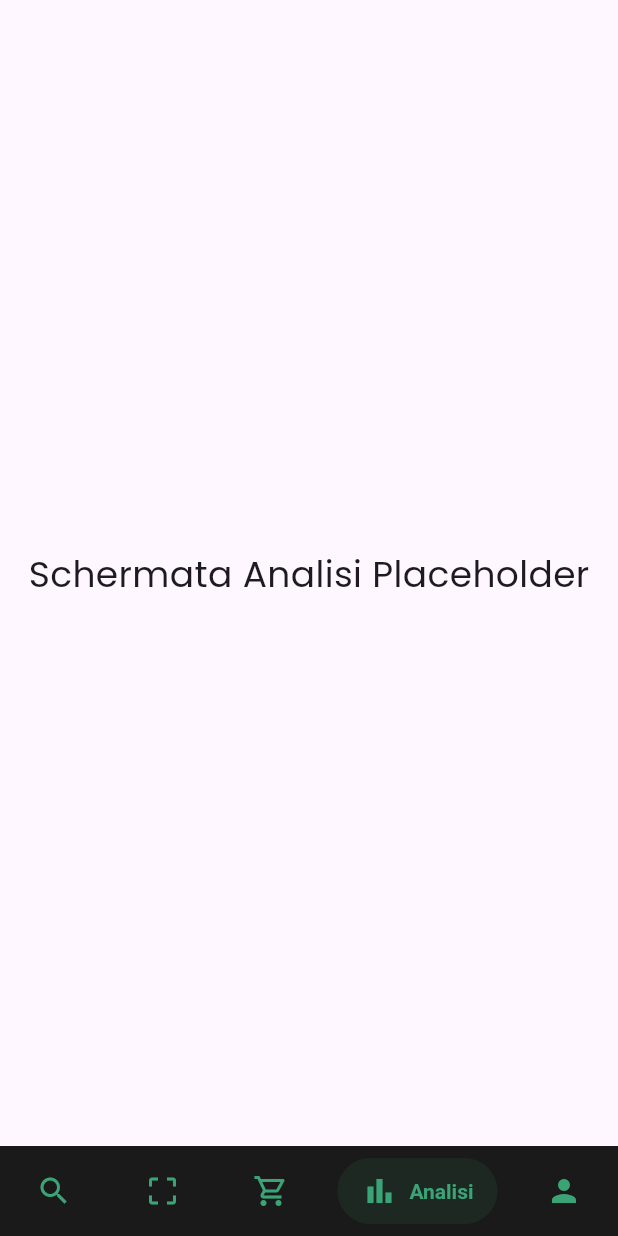
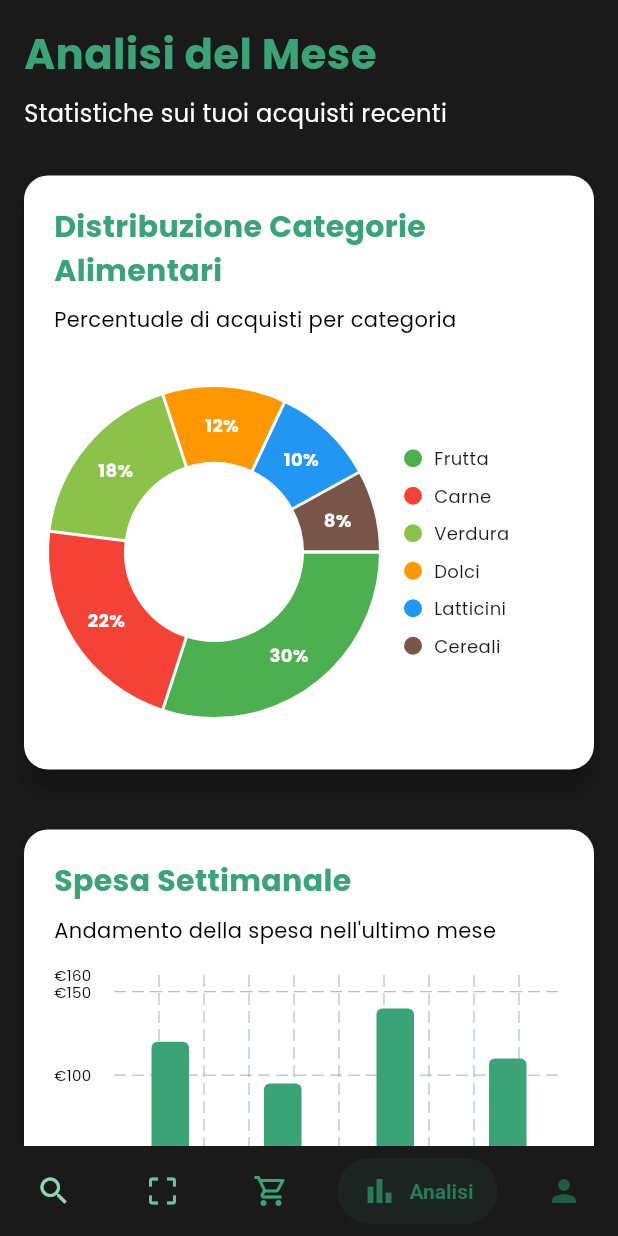
Before and after one commit to Gioforkyra/ShoppingTest, a Flutter app: the screen it shows after launch, item 4 of the bottom bar chosen, on a phone screen of 412 x 824 dp. Run offline on Flutter 3.47's test engine with Material 3 defaults, Android fonts, the phone set to English and light mode, and no system bars; drawn by our look-alikes of fl_chart, salomon_bottom_bar.

Commit message:
Analysis screen

```diff
--- a/lib/main.dart
+++ b/lib/main.dart
@@ -4,6 +4,8 @@ import 'package:smart_shopping/providers/product_catalog_provider.dart';
 import 'package:smart_shopping/screens/shopping_list_screen.dart';
 import 'package:smart_shopping/screens/catalogue_screen.dart';
 import 'package:smart_shopping/screens/scanner_screen.dart';
+import 'package:smart_shopping/screens/analysis_screen.dart';
+import 'package:smart_shopping/screens/profile_screen.dart';
 import 'package:salomon_bottom_bar/salomon_bottom_bar.dart';
 
 void main() {
@@ -25,18 +27,18 @@ class MyApp extends StatefulWidget {
 class _MyAppState extends State<MyApp> {
   int _selectedIndex = 1;
   final List<Color> _itemSelectedColors = [
+    const Color(0xFF8CD8B2),
+    const Color(0xFF67C39A),
     Color.fromARGB(255, 58, 164, 119),
-    Color.fromARGB(255, 58, 164, 119),
-    Color.fromARGB(255, 58, 164, 119),
-    Color.fromARGB(255, 58, 164, 119),
-    Color.fromARGB(255, 58, 164, 119),
+    const Color(0xFF287A57),
+    const Color(0xFF1E5C41),
   ];
 
   static final List<Widget> _pages = <Widget>[
     const CatalogueScreen(),
     const ScannerScreen(),
     const ShoppingListScreen(),
-    const Center(child: Text('Schermata Analisi Placeholder', style: TextStyle(fontSize: 24))),
+    const AnalysisScreen(),
     const Center(child: Text('Schermata Profilo Placeholder', style: TextStyle(fontSize: 24))),
   ];
 
@@ -58,7 +60,7 @@ class _MyAppState extends State<MyApp> {
           shape: RoundedRectangleBorder(
             borderRadius: BorderRadius.circular(15.0),
           ),
-          color: const Color.fromARGB(255, 223, 138, 140),
+          color: const Color.fromARGB(255, 255, 255, 255),
           margin: EdgeInsets.zero,
         ),
       ),
@@ -77,14 +79,14 @@ class _MyAppState extends State<MyApp> {
               icon: const Icon(Icons.search),
               title: const Text("Catalogo"),
               selectedColor: _itemSelectedColors[0],
-              unselectedColor: Color.fromARGB(255, 58, 164, 119),
+              unselectedColor: const Color(0xFF8CD8B2),
             ),
 
             SalomonBottomBarItem(
               icon: const Icon(Icons.crop_free),
               title: const Text("Scanner"),
               selectedColor: _itemSelectedColors[1],
-              unselectedColor: Color.fromARGB(255, 58, 164, 119),
+              unselectedColor: const Color(0xFF67C39A),
             ),
 
             SalomonBottomBarItem(
@@ -98,14 +100,14 @@ class _MyAppState extends State<MyApp> {
               icon: const Icon(Icons.bar_chart_outlined),
               title: const Text("Analisi"),
               selectedColor: _itemSelectedColors[3],
-              unselectedColor: Color.fromARGB(255, 58, 164, 119),
+              unselectedColor: const Color(0xFF287A57),
             ),
 
             SalomonBottomBarItem(
               icon: const Icon(Icons.person),
               title: const Text("Profilo"),
               selectedColor: _itemSelectedColors[4],
-              unselectedColor: Color.fromARGB(255, 58, 164, 119),
+              unselectedColor: const Color(0xFF1E5C41),
             ),
           ],
         ),
--- /dev/null
+++ b/lib/screens/analysis_screen.dart
@@ -0,0 +1,404 @@
+import 'package:flutter/material.dart';
+import 'package:fl_chart/fl_chart.dart';
+
+class AnalysisScreen extends StatelessWidget {
+  const AnalysisScreen({super.key});
+
+  // Dati di esempio per i tipi di cibo acquistati
+  List<FoodCategoryData> get foodCategoryData => [
+    FoodCategoryData('Frutta', 30.0, Colors.green),
+    FoodCategoryData('Carne', 22.0, Colors.red),
+    FoodCategoryData('Verdura', 18.0, Colors.lightGreen),
+    FoodCategoryData('Dolci', 12.0, Colors.orange),
+    FoodCategoryData('Latticini', 10.0, Colors.blue),
+    FoodCategoryData('Cereali', 8.0, Colors.brown),
+  ];
+
+  // Dati di esempio per i soldi spesi nell'ultimo mese
+  List<MonthlySpendingData> get monthlySpendingData => [
+    MonthlySpendingData('Sett 1', 120.0),
+    MonthlySpendingData('Sett 2', 95.0),
+    MonthlySpendingData('Sett 3', 140.0),
+    MonthlySpendingData('Sett 4', 110.0),
+  ];
+
+  @override
+  Widget build(BuildContext context) {
+    return Scaffold(
+      backgroundColor: const Color(0xFF1A1A1A),
+      body: SingleChildScrollView(
+        padding: const EdgeInsets.all(16.0),
+        child: Column(
+          crossAxisAlignment: CrossAxisAlignment.start,
+          children: [
+            // Titolo principale
+            const Text(
+              'Analisi del Mese',
+              style: TextStyle(
+                fontSize: 28,
+                fontWeight: FontWeight.bold,
+                color: Color.fromARGB(255, 58, 164, 119),
+                fontFamily: 'Poppins',
+              ),
+            ),
+            const SizedBox(height: 8),
+            const Text(
+              'Statistiche sui tuoi acquisti recenti',
+              style: TextStyle(
+                fontSize: 16,
+                color: Color.fromARGB(255, 255, 255, 255),
+                fontFamily: 'Poppins',
+              ),
+            ),
+            const SizedBox(height: 30),
+
+            // Grafico a torta per i tipi di cibo
+            _buildFoodCategoryChart(),
+            const SizedBox(height: 40),
+
+            // Grafico a barre per i soldi spesi
+            _buildMonthlySpendingChart(),
+            const SizedBox(height: 30),
+
+            // Riepilogo statistiche
+            _buildSummaryStats(),
+          ],
+        ),
+      ),
+    );
+  }
+
+  Widget _buildFoodCategoryChart() {
+    return Card(
+      elevation: 8,
+      shape: RoundedRectangleBorder(borderRadius: BorderRadius.circular(16)),
+      child: Padding(
+        padding: const EdgeInsets.all(20.0),
+        child: Column(
+          crossAxisAlignment: CrossAxisAlignment.start,
+          children: [
+            const Text(
+              'Distribuzione Categorie Alimentari',
+              style: TextStyle(
+                fontSize: 20,
+                fontWeight: FontWeight.bold,
+                color: Color.fromARGB(255, 58, 164, 119),
+                fontFamily: 'Poppins',
+              ),
+            ),
+            const SizedBox(height: 8),
+            const Text(
+              'Percentuale di acquisti per categoria',
+              style: TextStyle(
+                fontSize: 14,
+                color: Color.fromARGB(255, 0, 0, 0),
+                fontFamily: 'Poppins',
+              ),
+            ),
+            const SizedBox(height: 20),
+            SizedBox(
+              height: 250,
+              child: Row(
+                children: [
+                  // Grafico a torta
+                  Expanded(
+                    flex: 2,
+                    child: PieChart(
+                      PieChartData(
+                        sectionsSpace: 2,
+                        centerSpaceRadius: 60,
+                        sections: foodCategoryData.map((data) {
+                          return PieChartSectionData(
+                            color: data.color,
+                            value: data.percentage,
+                            title: '${data.percentage.toInt()}%',
+                            radius: 50,
+                            titleStyle: const TextStyle(
+                              fontSize: 12,
+                              fontWeight: FontWeight.bold,
+                              color: Colors.white,
+                              fontFamily: 'Poppins',
+                            ),
+                          );
+                        }).toList(),
+                      ),
+                    ),
+                  ),
+                  const SizedBox(width: 20),
+                  // Legenda
+                  Expanded(
+                    flex: 1,
+                    child: Column(
+                      mainAxisAlignment: MainAxisAlignment.center,
+                      children: foodCategoryData.map((data) {
+                        return Padding(
+                          padding: const EdgeInsets.symmetric(vertical: 4),
+                          child: Row(
+                            children: [
+                              Container(
+                                width: 12,
+                                height: 12,
+                                decoration: BoxDecoration(
+                                  color: data.color,
+                                  shape: BoxShape.circle,
+                                ),
+                              ),
+                              const SizedBox(width: 8),
+                              Expanded(
+                                child: Text(
+                                  data.category,
+                                  style: const TextStyle(
+                                    fontSize: 12,
+                                    fontFamily: 'Poppins',
+                                  ),
+                                ),
+                              ),
+                            ],
+                          ),
+                        );
+                      }).toList(),
+                    ),
+                  ),
+                ],
+              ),
+            ),
+          ],
+        ),
+      ),
+    );
+  }
+
+  Widget _buildMonthlySpendingChart() {
+    return Card(
+      elevation: 8,
+      shape: RoundedRectangleBorder(borderRadius: BorderRadius.circular(16)),
+      child: Padding(
+        padding: const EdgeInsets.all(20.0),
+        child: Column(
+          crossAxisAlignment: CrossAxisAlignment.start,
+          children: [
+            const Text(
+              'Spesa Settimanale',
+              style: TextStyle(
+                fontSize: 20,
+                fontWeight: FontWeight.bold,
+                color: Color.fromARGB(255, 58, 164, 119),
+                fontFamily: 'Poppins',
+              ),
+            ),
+            const SizedBox(height: 8),
+            const Text(
+              'Andamento della spesa nell\'ultimo mese',
+              style: TextStyle(
+                fontSize: 14,
+                color: Color.fromARGB(255, 0, 0, 0),
+                fontFamily: 'Poppins',
+              ),
+            ),
+            const SizedBox(height: 20),
+            SizedBox(
+              height: 200,
+              child: BarChart(
+                BarChartData(
+                  alignment: BarChartAlignment.spaceAround,
+                  maxY: 160,
+                  barTouchData: BarTouchData(
+                    touchTooltipData: BarTouchTooltipData(
+                      getTooltipColor: (group) => Colors.grey[800]!,
+                      getTooltipItem: (group, groupIndex, rod, rodIndex) {
+                        return BarTooltipItem(
+                          '€${rod.toY.toStringAsFixed(0)}',
+                          const TextStyle(
+                            color: Colors.white,
+                            fontFamily: 'Poppins',
+                          ),
+                        );
+                      },
+                    ),
+                  ),
+                  titlesData: FlTitlesData(
+                    show: true,
+                    rightTitles: const AxisTitles(
+                      sideTitles: SideTitles(showTitles: false),
+                    ),
+                    topTitles: const AxisTitles(
+                      sideTitles: SideTitles(showTitles: false),
+                    ),
+                    bottomTitles: AxisTitles(
+                      sideTitles: SideTitles(
+                        showTitles: true,
+                        getTitlesWidget: (double value, TitleMeta meta) {
+                          const style = TextStyle(
+                            color: Color.fromARGB(255, 0, 0, 0),
+                            fontWeight: FontWeight.bold,
+                            fontSize: 12,
+                            fontFamily: 'Poppins',
+                          );
+                          switch (value.toInt()) {
+                            case 0:
+                              return const Text('Sett 1', style: style);
+                            case 1:
+                              return const Text('Sett 2', style: style);
+                            case 2:
+                              return const Text('Sett 3', style: style);
+                            case 3:
+                              return const Text('Sett 4', style: style);
+                            default:
+                              return const Text('', style: style);
+                          }
+                        },
+                      ),
+                    ),
+                    leftTitles: AxisTitles(
+                      sideTitles: SideTitles(
+                        showTitles: true,
+                        reservedSize: 40,
+                        getTitlesWidget: (double value, TitleMeta meta) {
+                          return Text(
+                            '€${value.toInt()}',
+                            style: const TextStyle(
+                              color: Colors.black,
+                              fontSize: 10,
+                              fontFamily: 'Poppins',
+                            ),
+                          );
+                        },
+                      ),
+                    ),
+                  ),
+                  borderData: FlBorderData(show: false),
+                  barGroups: monthlySpendingData.asMap().entries.map((entry) {
+                    return BarChartGroupData(
+                      x: entry.key,
+                      barRods: [
+                        BarChartRodData(
+                          toY: entry.value.amount,
+                          color: const Color.fromARGB(255, 58, 164, 119),
+                          width: 25,
+                          borderRadius: const BorderRadius.only(
+                            topLeft: Radius.circular(4),
+                            topRight: Radius.circular(4),
+                          ),
+                        ),
+                      ],
+                    );
+                  }).toList(),
+                ),
+              ),
+            ),
+          ],
+        ),
+      ),
+    );
+  }
+
+  Widget _buildSummaryStats() {
+    final totalSpent = monthlySpendingData.fold(
+      0.0,
+      (sum, data) => sum + data.amount,
+    );
+    final avgWeeklySpending = totalSpent / monthlySpendingData.length;
+
+    return Card(
+      elevation: 8,
+      shape: RoundedRectangleBorder(borderRadius: BorderRadius.circular(16)),
+      child: Padding(
+        padding: const EdgeInsets.all(20.0),
+        child: Column(
+          crossAxisAlignment: CrossAxisAlignment.start,
+          children: [
+            const Text(
+              'Riepilogo Mensile',
+              style: TextStyle(
+                fontSize: 20,
+                fontWeight: FontWeight.bold,
+                color: Color.fromARGB(255, 58, 164, 119),
+                fontFamily: 'Poppins',
+              ),
+            ),
+            const SizedBox(height: 16),
+            Row(
+              mainAxisAlignment: MainAxisAlignment.spaceAround,
+              children: [
+                _buildStatItem(
+                  'Spesa Totale',
+                  '€${totalSpent.toStringAsFixed(2)}',
+                  Icons.euro_symbol,
+                  Colors.green,
+                ),
+                _buildStatItem(
+                  'Media Settimanale',
+                  '€${avgWeeklySpending.toStringAsFixed(2)}',
+                  Icons.trending_up,
+                  Colors.blue,
+                ),
+                _buildStatItem(
+                  'Categoria Top',
+                  foodCategoryData.first.category,
+                  Icons.star,
+                  Colors.orange,
+                ),
+              ],
+            ),
+          ],
+        ),
+      ),
+    );
+  }
+
+  Widget _buildStatItem(String title, String value, IconData icon, Color color) {
+    return Column(
+      children: [
+        Container(
+          padding: const EdgeInsets.all(12),
+          decoration: BoxDecoration(
+            color: color.withOpacity(0.1),
+            borderRadius: BorderRadius.circular(12),
+          ),
+          child: Icon(
+            icon,
+            color: color,
+            size: 24,
+          ),
+        ),
+        const SizedBox(height: 8),
+        Text(
+          value,
+          style: const TextStyle(
+            fontSize: 16,
+            fontWeight: FontWeight.bold,
+            color: Colors.black,
+            fontFamily: 'Poppins',
+          ),
+        ),
+        const SizedBox(height: 4),
+        Text(
+          title,
+          style: const TextStyle(
+            fontSize: 12,
+            color: Colors.black,
+            fontFamily: 'Poppins',
+          ),
+          textAlign: TextAlign.center,
+        ),
+      ],
+    );
+  }
+}
+
+// Classe per i dati delle categorie alimentari
+class FoodCategoryData {
+  final String category;
+  final double percentage;
+  final Color color;
+
+  FoodCategoryData(this.category, this.percentage, this.color);
+}
+
+// Classe per i dati di spesa mensile
+class MonthlySpendingData {
+  final String week;
+  final double amount;
+
+  MonthlySpendingData(this.week, this.amount);
+}
```
Also changed, not shown: lib/screens/profile_screen.dart (added).
